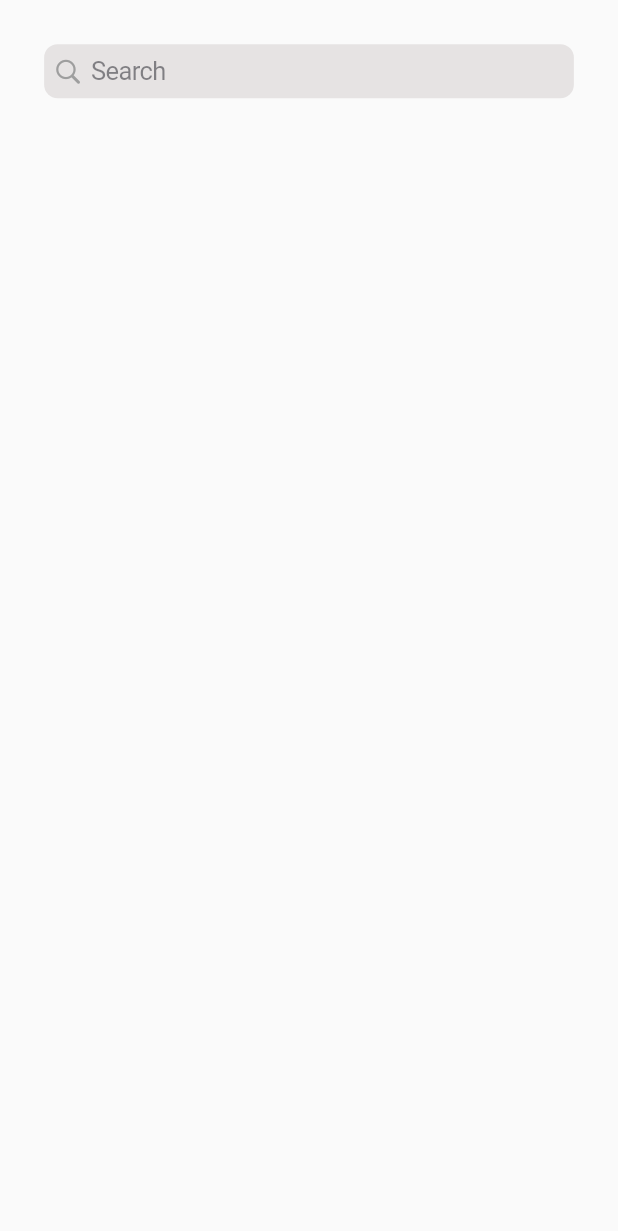
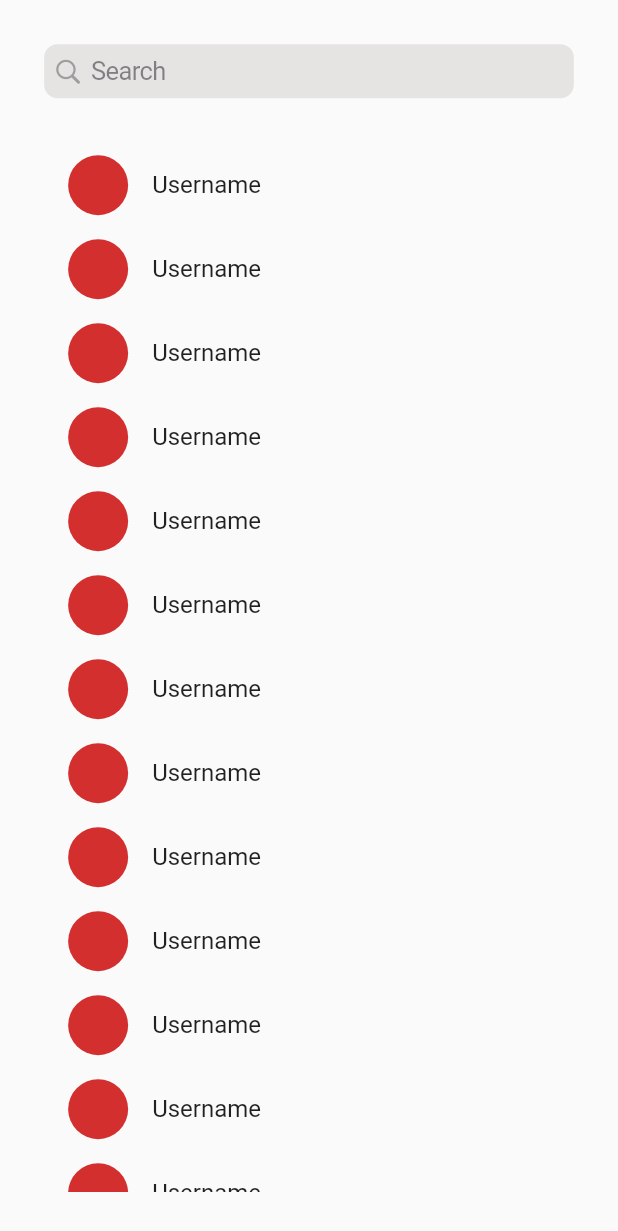
Before and after one commit to VinayaAugusthy/vokeo, a Flutter app: the SearchScreen screen opened directly, on a phone screen of 412 x 824 dp. Shown: the top 1231 px of the screen. Run offline on Flutter 3.47's test engine with Material 2 defaults, Android fonts, the phone set to English and light mode, and no system bars; our stand-ins replace google_fonts.

```diff
--- a/lib/core/constants/constants.dart
+++ b/lib/core/constants/constants.dart
@@ -3,7 +3,7 @@ import 'package:vokeo/presentation/screens/home/home.dart';
 import 'package:vokeo/presentation/screens/notifications.dart';
 import 'package:vokeo/presentation/screens/post_screen.dart';
 import 'package:vokeo/presentation/screens/profile_screen.dart';
-import 'package:vokeo/presentation/screens/search/searchScreen.dart';
+import 'package:vokeo/presentation/screens/search/search_screen.dart';
 
 const kheight20 = SizedBox(
   height: 20,
--- a/lib/presentation/screens/search/searchScreen.dart
+++ b/lib/presentation/screens/search/search_screen.dart
@@ -1,7 +1,7 @@
 import 'package:flutter/material.dart';
+import 'package:vokeo/core/constants/constants.dart';
 import 'package:vokeo/presentation/widget/search_field.dart';
 
-// ignore: must_be_immutable
 class SearchScreen extends StatelessWidget {
   const SearchScreen({super.key});
   @override
@@ -16,6 +16,18 @@ class SearchScreen extends StatelessWidget {
           child: Column(
             children: [
               searchField(),
+              kheight30,
+              Expanded(
+                child: ListView.builder(
+                  itemBuilder: (context, index) {
+                    return const ListTile(
+                      leading: CircleAvatar(),
+                      title: Text('Username'),
+                    );
+                  },
+                  itemCount: 15,
+                ),
+              )
             ],
           ),
         ),
--- a/pubspec.yaml
+++ b/pubspec.yaml
@@ -33,6 +33,7 @@ dependencies:
     sdk: flutter
   flutter_instagram_stories: ^1.0.3+1
   google_fonts: ^5.1.0
+  otp_text_field: ^1.1.3
 
 dev_dependencies:
   flutter_lints: ^2.0.0
```
Also changed, not shown: pubspec.lock, 1 other file.
